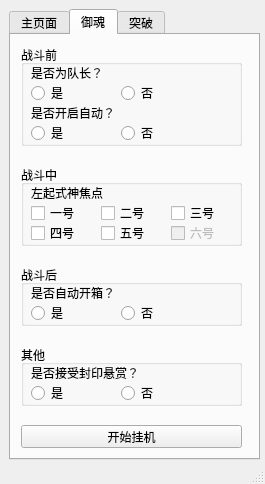
The window that yyswindow.ui (huangyisan/yys_assistant) describes before a commit, drawn with Qt 5.
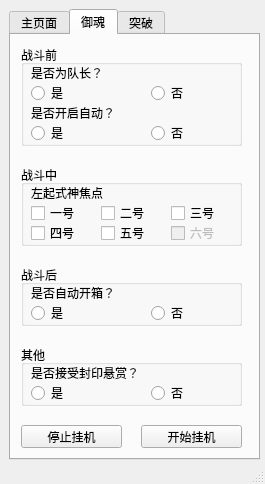
The same window after the commit.

Commit message: control openbox

Diff of the .ui file:
```diff
--- a/yyswindow.ui
+++ b/yyswindow.ui
@@ -359,7 +359,7 @@
       <widget class="QRadioButton" name="btn_radio_leader_no">
        <property name="geometry">
         <rect>
-         <x>100</x>
+         <x>130</x>
          <y>40</y>
          <width>89</width>
          <height>16</height>
@@ -401,7 +401,7 @@
       <widget class="QRadioButton" name="btn_radio_auto_no">
        <property name="geometry">
         <rect>
-         <x>100</x>
+         <x>130</x>
          <y>80</y>
          <width>89</width>
          <height>16</height>
@@ -550,7 +550,10 @@
        </property>
       </widget>
      </widget>
-     <widget class="QGroupBox" name="groupBox_6">
+     <widget class="QGroupBox" name="groupbox_open_box">
+      <property name="enabled">
+       <bool>true</bool>
+      </property>
       <property name="geometry">
        <rect>
         <x>10</x>
@@ -567,7 +570,7 @@
         <rect>
          <x>10</x>
          <y>20</y>
-         <width>151</width>
+         <width>201</width>
          <height>16</height>
         </rect>
        </property>
@@ -591,7 +594,7 @@
       <widget class="QRadioButton" name="btn_radio_open_no">
        <property name="geometry">
         <rect>
-         <x>100</x>
+         <x>130</x>
          <y>40</y>
          <width>89</width>
          <height>16</height>
@@ -619,7 +622,7 @@
         <rect>
          <x>10</x>
          <y>20</y>
-         <width>151</width>
+         <width>201</width>
          <height>16</height>
         </rect>
        </property>
@@ -643,7 +646,7 @@
       <widget class="QRadioButton" name="btn_radio_reward_no">
        <property name="geometry">
         <rect>
-         <x>100</x>
+         <x>130</x>
          <y>40</y>
          <width>89</width>
          <height>16</height>
@@ -657,9 +660,9 @@
      <widget class="QPushButton" name="btn_start_soul">
       <property name="geometry">
        <rect>
-        <x>10</x>
+        <x>130</x>
         <y>390</y>
-        <width>221</width>
+        <width>101</width>
         <height>23</height>
        </rect>
       </property>
@@ -667,6 +670,19 @@
        <string>开始挂机</string>
       </property>
      </widget>
+     <widget class="QPushButton" name="btn_soul_stop">
+      <property name="geometry">
+       <rect>
+        <x>10</x>
+        <y>390</y>
+        <width>101</width>
+        <height>23</height>
+       </rect>
+      </property>
+      <property name="text">
+       <string>停止挂机</string>
+      </property>
+     </widget>
     </widget>
     <widget class="QWidget" name="fourth_page">
      <attribute name="title">
```
Left out of the diff: 2 changed lines with no effect on the pictures. The commit also changes 2 other files.
